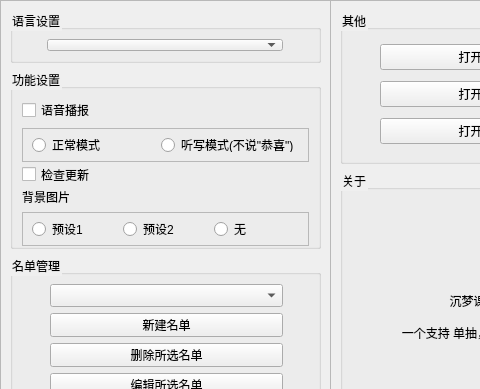
Old version of the form settings.ui in the repository Yish1/Class-Roster-Picker-NEXT; both pictures show x 0 to 480 and y 0 to 389 of the 684 by 500 pixel window.
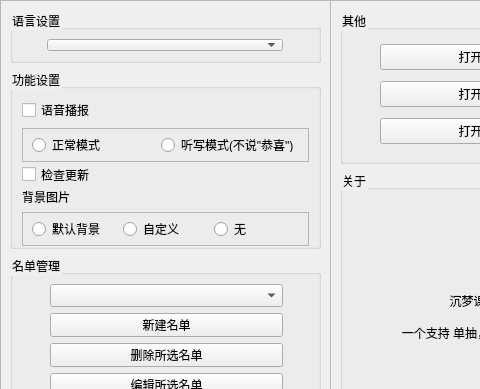
New version of the form. Icons and pictures are not drawn.

```diff
--- a/settings.ui
+++ b/settings.ui
@@ -85,14 +85,14 @@
           <item>
            <widget class="QRadioButton" name="radioButton_3">
             <property name="text">
-             <string>预设1</string>
+             <string>默认背景</string>
             </property>
            </widget>
           </item>
           <item>
            <widget class="QRadioButton" name="radioButton_4">
             <property name="text">
-             <string>预设2</string>
+             <string>自定义</string>
             </property>
            </widget>
           </item>
```
